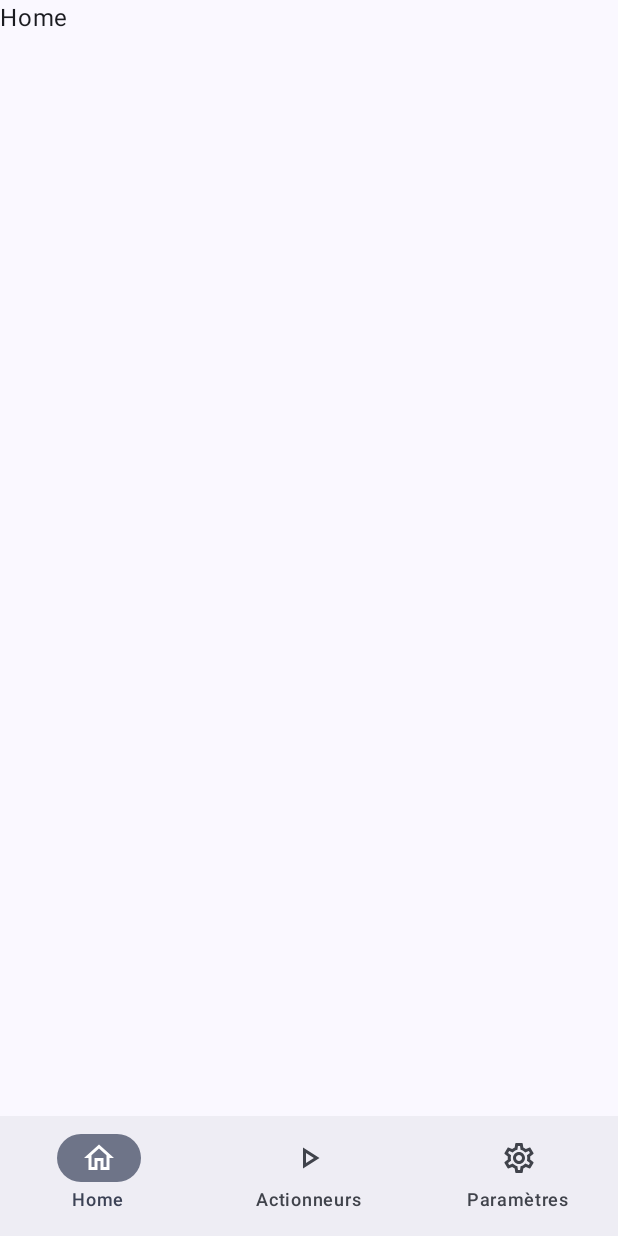
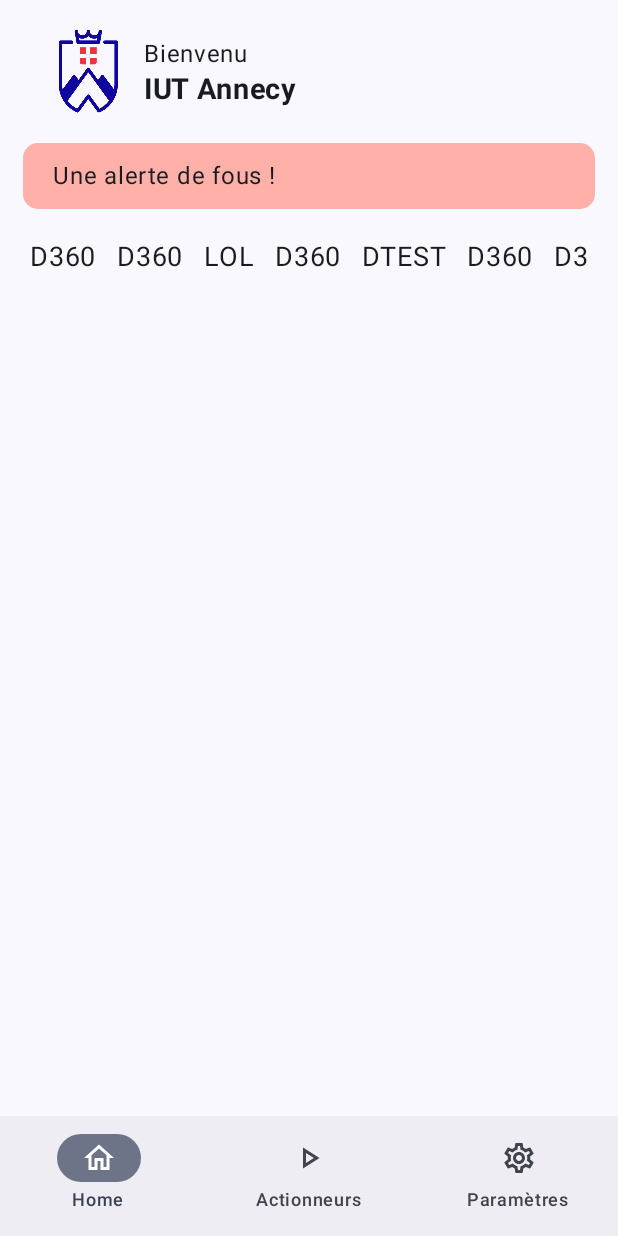
Before and after one commit to EliXorZz/IOT-APP, an Android app built with Jetpack Compose: the screen it shows after launch (MainActivity), on a phone screen of 412 x 824 dp. Run offline under Robolectric (Android 15) with nearby library versions, the phone set to English and light mode, and no system bars.

Commit message:
Base app components

```diff
--- a/app/src/main/java/sae/iot/ui/IOTApp.kt
+++ b/app/src/main/java/sae/iot/ui/IOTApp.kt
@@ -1,6 +1,5 @@
 package sae.iot.ui
 
-import androidx.compose.foundation.background
 import androidx.compose.foundation.layout.fillMaxSize
 import androidx.compose.foundation.layout.padding
 import androidx.compose.foundation.rememberScrollState
@@ -9,23 +8,20 @@ import androidx.compose.material.icons.Icons
 import androidx.compose.material.icons.outlined.Home
 import androidx.compose.material.icons.outlined.PlayArrow
 import androidx.compose.material.icons.outlined.Settings
-import androidx.compose.material3.Icon
-import androidx.compose.material3.NavigationBar
-import androidx.compose.material3.NavigationBarItem
 import androidx.compose.material3.Scaffold
 import androidx.compose.material3.Surface
 import androidx.compose.material3.Text
 import androidx.compose.runtime.Composable
-import androidx.compose.runtime.getValue
 import androidx.compose.ui.Modifier
-import androidx.compose.ui.graphics.Brush
-import androidx.compose.ui.graphics.Color
 import androidx.compose.ui.graphics.vector.ImageVector
+import androidx.compose.ui.unit.dp
 import androidx.navigation.NavHostController
 import androidx.navigation.compose.NavHost
 import androidx.navigation.compose.composable
-import androidx.navigation.compose.currentBackStackEntryAsState
 import androidx.navigation.compose.rememberNavController
+import sae.iot.ui.components.RoomSelector
+import sae.iot.ui.components.topbar.BottomBar
+import sae.iot.ui.components.topbar.TopBar
 
 enum class IOTScreen {
     Home,
@@ -50,15 +46,19 @@ fun IOTApp(
         NavigationItem(title = "Paramètres", icon = Icons.Outlined.Settings, IOTScreen.Settings)
     )
 
-    val gradientColors = listOf(Color(0xFFfdd9f9), Color(0xFFfffcfe), Color(0xFFd4fdf1))
-    val gradientBrush = Brush.linearGradient(colors = gradientColors)
-
     Surface(
         modifier = Modifier
             .fillMaxSize()
-            .background(brush = gradientBrush)
     ) {
         Scaffold(
+            topBar = {
+                TopBar(
+                    from = "IUT Annecy",
+                    alert = "Une alerte de fous !",
+                    modifier = Modifier.padding(horizontal = 15.dp)
+                )
+            },
+
             bottomBar = { BottomBar(items, navController) },
         ) { innerPadding ->
             NavHost(
@@ -67,10 +67,13 @@ fun IOTApp(
                 modifier = Modifier
                     .fillMaxSize()
                     .verticalScroll(rememberScrollState())
+                    .padding(horizontal = 20.dp)
                     .padding(innerPadding)
+                    .padding(top = 20.dp)
             ) {
                 composable(route = IOTScreen.Home.name) {
-                    Text("Home")
+                    val rooms = listOf("D360", "D360", "LOL", "D360", "DTEST", "D360", "D360")
+                    RoomSelector(rooms)
                 }
 
                 composable(route = IOTScreen.Actions.name) {
@@ -84,31 +87,3 @@ fun IOTApp(
         }
     }
 }
-
-@Composable
-fun BottomBar(
-    items: Collection<NavigationItem>,
-    navController: NavHostController,
-    modifier: Modifier = Modifier
-) {
-    val currentBackStackEntry by navController.currentBackStackEntryAsState()
-    val currentRoute = currentBackStackEntry?.destination?.route
-
-    NavigationBar {
-        items.forEach { item ->
-            NavigationBarItem(
-                icon = {
-                    Icon(
-                        item.icon,
-                        contentDescription = item.title
-                    )
-                },
-                label = { Text(item.title) },
-                selected = currentRoute == item.screen.name,
-                onClick = {
-                    navController.navigate(item.screen.name)
-                }
-            )
-        }
-    }
-}
--- /dev/null
+++ b/app/src/main/java/sae/iot/ui/components/RoomSelector.kt
@@ -0,0 +1,36 @@
+package sae.iot.ui.components
+
+import androidx.compose.foundation.layout.Arrangement
+import androidx.compose.foundation.layout.Box
+import androidx.compose.foundation.lazy.LazyRow
+import androidx.compose.foundation.lazy.items
+import androidx.compose.material3.Text
+import androidx.compose.runtime.Composable
+import androidx.compose.ui.Alignment
+import androidx.compose.ui.Modifier
+import androidx.compose.ui.text.font.FontWeight
+import androidx.compose.ui.unit.dp
+import androidx.compose.ui.unit.sp
+
+@Composable
+fun RoomSelector(
+    rooms: List<String>,
+    modifier: Modifier = Modifier
+) {
+    Box(
+        modifier = modifier
+    ) {
+        LazyRow(
+            horizontalArrangement = Arrangement.spacedBy(13.dp),
+            verticalAlignment = Alignment.Bottom
+        ) {
+            items(rooms) { item ->
+                Text(
+                    text = item,
+                    fontSize = 18.sp,
+                    fontWeight = FontWeight.W400
+                )
+            }
+        }
+    }
+}
--- /dev/null
+++ b/app/src/main/java/sae/iot/ui/components/topbar/BottomBar.kt
@@ -0,0 +1,40 @@
+package sae.iot.ui.components.topbar
+
+import androidx.compose.material3.Icon
+import androidx.compose.material3.NavigationBar
+import androidx.compose.material3.NavigationBarItem
+import androidx.compose.material3.Text
+import androidx.compose.runtime.Composable
+import androidx.compose.runtime.getValue
+import androidx.compose.ui.Modifier
+import androidx.navigation.NavHostController
+import androidx.navigation.compose.currentBackStackEntryAsState
+import sae.iot.ui.NavigationItem
+
+@Composable
+fun BottomBar(
+    items: Collection<NavigationItem>,
+    navController: NavHostController,
+    modifier: Modifier = Modifier
+) {
+    val currentBackStackEntry by navController.currentBackStackEntryAsState()
+    val currentRoute = currentBackStackEntry?.destination?.route
+
+    NavigationBar(modifier = modifier) {
+        items.forEach { item ->
+            NavigationBarItem(
+                icon = {
+                    Icon(
+                        item.icon,
+                        contentDescription = item.title
+                    )
+                },
+                label = { Text(item.title) },
+                selected = currentRoute == item.screen.name,
+                onClick = {
+                    navController.navigate(item.screen.name)
+                }
+            )
+        }
+    }
+}
--- /dev/null
+++ b/app/src/main/java/sae/iot/ui/components/topbar/TopAlert.kt
@@ -0,0 +1,36 @@
+package sae.iot.ui.components.topbar
+
+import androidx.compose.foundation.background
+import androidx.compose.foundation.layout.Box
+import androidx.compose.foundation.layout.fillMaxWidth
+import androidx.compose.foundation.layout.padding
+import androidx.compose.foundation.shape.RoundedCornerShape
+import androidx.compose.material3.Text
+import androidx.compose.runtime.Composable
+import androidx.compose.ui.Modifier
+import androidx.compose.ui.draw.clip
+import androidx.compose.ui.graphics.Color
+import androidx.compose.ui.unit.dp
+import androidx.compose.ui.unit.sp
+
+@Composable
+fun TopAlert(
+    title: String,
+    modifier: Modifier = Modifier
+) {
+    val shape = RoundedCornerShape(10.dp)
+    val color = Color(0xFFFFB1A9)
+
+    Box(
+        modifier = modifier
+            .clip(shape)
+            .background(color)
+            .fillMaxWidth()
+            .padding(vertical = 10.dp, horizontal = 20.dp)
+    ) {
+        Text(
+            text = title,
+            fontSize = 16.sp
+        )
+    }
+}
--- /dev/null
+++ b/app/src/main/java/sae/iot/ui/components/topbar/TopBar.kt
@@ -0,0 +1,57 @@
+package sae.iot.ui.components.topbar
+
+import androidx.compose.foundation.Image
+import androidx.compose.foundation.layout.Column
+import androidx.compose.foundation.layout.Row
+import androidx.compose.foundation.layout.offset
+import androidx.compose.foundation.layout.padding
+import androidx.compose.foundation.layout.size
+import androidx.compose.foundation.layout.statusBarsPadding
+import androidx.compose.material3.Text
+import androidx.compose.runtime.Composable
+import androidx.compose.ui.Alignment
+import androidx.compose.ui.Modifier
+import androidx.compose.ui.res.painterResource
+import androidx.compose.ui.text.font.FontWeight
+import androidx.compose.ui.unit.dp
+import androidx.compose.ui.unit.sp
+import sae.iot.R
+
+@Composable
+fun TopBar(
+    from: String,
+    alert: String? = null,
+    modifier: Modifier = Modifier
+) {
+    Column(modifier = modifier) {
+        Row(
+            verticalAlignment = Alignment.CenterVertically,
+            modifier = modifier
+                .statusBarsPadding()
+                .padding(vertical = 20.dp)
+        ) {
+            Image(
+                painter = painterResource(R.drawable.iut_logo),
+                contentDescription = "logo",
+
+                modifier = Modifier.size(55.dp)
+            )
+
+            Column(
+                modifier = Modifier
+                    .offset(x = 10.dp)
+            ) {
+                Text("Bienvenu")
+                Text(
+                    text = from,
+                    fontSize = 19.sp,
+                    fontWeight = FontWeight.W700
+                )
+            }
+        }
+
+        alert?.let {
+            TopAlert(it)
+        }
+    }
+}
```
Also changed, not shown: app/src/main/res/drawable/iut_logo.png (added).
